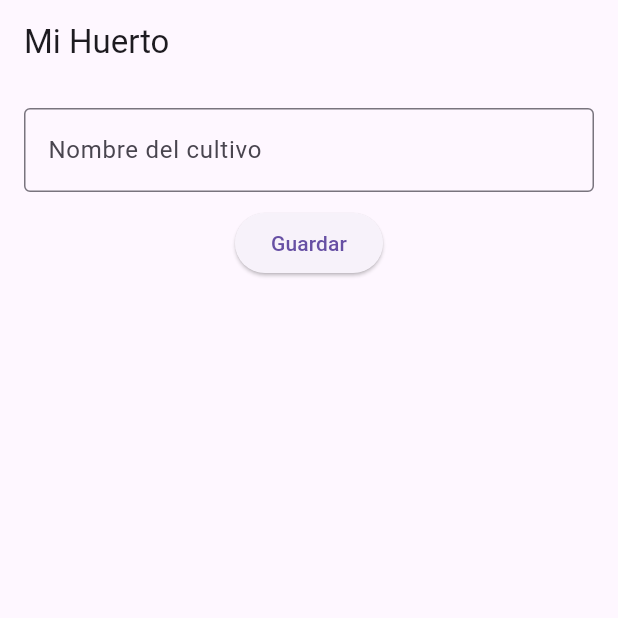
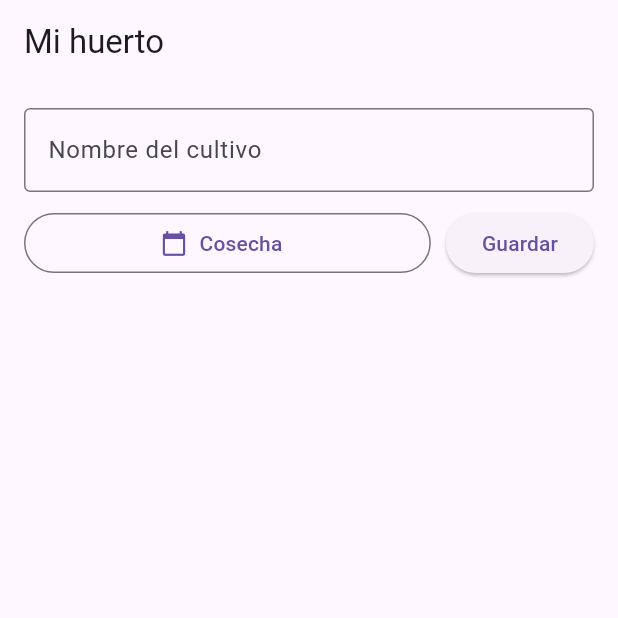
Before and after one commit to Diegoo-13/mi_huerto, a Flutter app: the screen it shows after launch, after a tap on "Guardar", on a phone screen of 412 x 824 dp, the top half of it. Run offline on Flutter 3.47's test engine with Material 3 defaults, Android fonts, the light colour scheme and no system bars; our stand-ins replace shared_preferences.

Commit message:
implementaciion de fecha de cosecha

```diff
--- a/lib/main.dart
+++ b/lib/main.dart
@@ -1,5 +1,6 @@
 import 'package:flutter/material.dart';
 import 'package:shared_preferences/shared_preferences.dart';
+
 void main() {
   runApp(const MainApp());
 }
@@ -9,7 +10,9 @@ class MainApp extends StatelessWidget {
 
   @override
   Widget build(BuildContext context) {
-    return MaterialApp(home: HuertoPage());
+    return const MaterialApp(
+      home: HuertoPage(),
+    );
   }
 }
 
@@ -17,12 +20,17 @@ class HuertoPage extends StatefulWidget {
   const HuertoPage({super.key});
 
   @override
-  State<StatefulWidget> createState() => _HuertoPageState();
+  State<HuertoPage> createState() => _HuertoPageState();
 }
 
 class _HuertoPageState extends State<HuertoPage> {
   final controller = TextEditingController();
+
+  // Almacenaremos pares de valores: "Nombre del cultivo | Fecha"
   List<String> cultivos = [];
+
+  // Variable temporal para guardar la fecha seleccionada
+  DateTime? fechaSeleccionada;
 
   @override
   void initState() {
@@ -30,13 +38,41 @@ class _HuertoPageState extends State<HuertoPage> {
     cargar();
   }
 
+  // Función para abrir el selector de fecha (DatePicker)
+  Future<void> seleccionarFecha(BuildContext context) async {
+    final DateTime? picked = await showDatePicker(
+      context: context,
+      initialDate: fechaSeleccionada ?? DateTime.now(),
+      firstDate: DateTime(2020),
+      lastDate: DateTime(2100),
+    );
+    if (picked != null && picked != fechaSeleccionada) {
+      setState(() {
+        fechaSeleccionada = picked;
+      });
+    }
+  }
+
   Future<void> agregar() async {
     final texto = controller.text.trim();
-    if (texto.isEmpty) return;
+    if (texto.isEmpty) {
+      return;
+    }
+
+    // Formatear la fecha seleccionada o poner un texto por defecto
+    String fechaTexto = fechaSeleccionada == null
+        ? 'Sin fecha'
+        : '${fechaSeleccionada!.day}/${fechaSeleccionada!.month}/${fechaSeleccionada!.year}';
+
+    // Guardamos el cultivo y su fecha separados por un formato legible (ej. Pipe '|')
+    final cultivoConFecha = '$texto|$fechaTexto';
+
     setState(() {
-      cultivos.add(texto);
+      cultivos.add(cultivoConFecha);
       controller.clear();
+      fechaSeleccionada = null; // Reiniciamos la fecha seleccionada
     });
+
     await guardar();
   }
 
@@ -49,9 +85,11 @@ class _HuertoPageState extends State<HuertoPage> {
   @override
   Widget build(BuildContext context) {
     return Scaffold(
-      appBar: AppBar(title: const Text("Mi Huerto")),
+      appBar: AppBar(
+        title: const Text('Mi huerto'),
+      ),
       body: Padding(
-        padding: const EdgeInsets.all(16),
+        padding: const EdgeInsets.all(16.0),
         child: Column(
           children: [
             TextField(
@@ -61,19 +99,51 @@ class _HuertoPageState extends State<HuertoPage> {
                 border: OutlineInputBorder(),
               ),
             ),
-            const SizedBox(height: 10),
-            ElevatedButton(onPressed: agregar, child: const Text("Guardar")),
-            const SizedBox(height: 10),
+            const SizedBox(height: 10.0),
+
+            // Fila para el botón de fecha y el botón de guardar
+            Row(
+              children: [
+                Expanded(
+                  child: OutlinedButton.icon(
+                    onPressed: () => seleccionarFecha(context),
+                    icon: const Icon(Icons.calendar_today),
+                    label: Text(
+                      fechaSeleccionada == null
+                          ? 'Cosecha'
+                          : '${fechaSeleccionada!.day}/${fechaSeleccionada!.month}/${fechaSeleccionada!.year}',
+                    ),
+                  ),
+                ),
+                const SizedBox(width: 10.0),
+                ElevatedButton(
+                  onPressed: agregar,
+                  child: const Text('Guardar'),
+                ),
+              ],
+            ),
+
+            const SizedBox(height: 10.0),
+
             Expanded(
               child: ListView.builder(
                 itemCount: cultivos.length,
-                itemBuilder: (_, i) => ListTile(
-                  leading: const Icon(Icons.eco),
-                  title: Text(cultivos[i]),
-                  trailing: IconButton(
-                    onPressed: ()=> eliminar(i),
-                    icon:const Icon(Icons.delete)),
-                ),
+                itemBuilder: (_, i) {
+                  // Separamos el texto guardado usando el carácter '|'
+                  final partes = cultivos[i].split('|');
+                  final nombre = partes[0];
+                  final fecha = partes.length > 1 ? partes[1] : 'Sin fecha';
+
+                  return ListTile(
+                    leading: const Icon(Icons.eco),
+                    title: Text(nombre),
+                    subtitle: Text('Cosecha: $fecha'), // Muestra la fecha como subtítulo
+                    trailing: IconButton(
+                      onPressed: () => eliminar(i),
+                      icon: const Icon(Icons.delete),
+                    ),
+                  );
+                },
               ),
             ),
           ],
@@ -82,19 +152,19 @@ class _HuertoPageState extends State<HuertoPage> {
     );
   }
 
-  Future<void> cargar() async{
-    final prefs= await SharedPreferences.getInstance();
+  Future<void> cargar() async {
+    final prefs = await SharedPreferences.getInstance();
     setState(() {
-    cultivos = prefs.getStringList('cultivos')??[];
+      cultivos = prefs.getStringList('cultivos') ?? [];
     });
   }
 
-  Future<void> guardar() async{
+  Future<void> guardar() async {
     final prefs = await SharedPreferences.getInstance();
     await prefs.setStringList('cultivos', cultivos);
   }
 
-  Future<void> eliminar(int index) async{
+  Future<void> eliminar(int index) async {
     setState(() => cultivos.removeAt(index));
     await guardar();
   }
```
